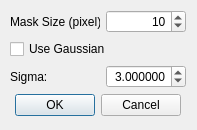
The window that simpleProcessing/dialog/dialogblur.ui (KKyang/Image-Processing) describes before a commit, drawn with Qt 5.
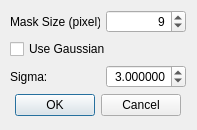
The same window after the commit. Icons and pictures are not drawn.

```diff
--- a/simpleProcessing/dialog/dialogblur.ui
+++ b/simpleProcessing/dialog/dialogblur.ui
@@ -59,10 +59,13 @@
            <number>3</number>
           </property>
           <property name="maximum">
-           <number>30</number>
+           <number>20</number>
+          </property>
+          <property name="singleStep">
+           <number>2</number>
           </property>
           <property name="value">
-           <number>10</number>
+           <number>9</number>
           </property>
          </widget>
         </item>
```
